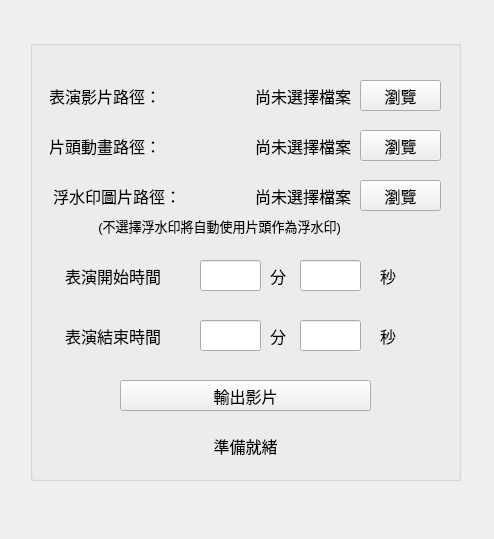
Before: the Qt Designer form main.ui in Rushyuheng/video_auto_editor, drawn with Qt 5.
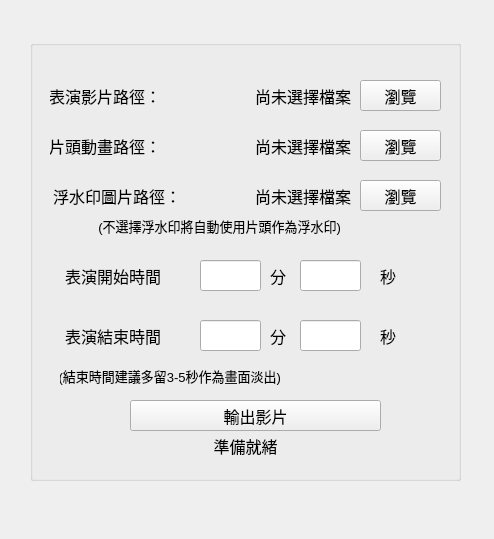
After: the same form once the commit is applied.

```diff
--- a/main.ui
+++ b/main.ui
@@ -40,8 +40,8 @@
    <widget class="QPushButton" name="write_video">
     <property name="geometry">
      <rect>
-      <x>90</x>
-      <y>340</y>
+      <x>100</x>
+      <y>360</y>
       <width>251</width>
       <height>31</height>
      </rect>
@@ -358,6 +358,27 @@
      <set>Qt::AlignCenter</set>
     </property>
    </widget>
+   <widget class="QLabel" name="label_11">
+    <property name="geometry">
+     <rect>
+      <x>30</x>
+      <y>320</y>
+      <width>221</width>
+      <height>31</height>
+     </rect>
+    </property>
+    <property name="font">
+     <font>
+      <pointsize>10</pointsize>
+     </font>
+    </property>
+    <property name="text">
+     <string>(結束時間建議多留3-5秒作為畫面淡出)</string>
+    </property>
+    <property name="alignment">
+     <set>Qt::AlignRight|Qt::AlignTrailing|Qt::AlignVCenter</set>
+    </property>
+   </widget>
   </widget>
  </widget>
  <resources/>
```
